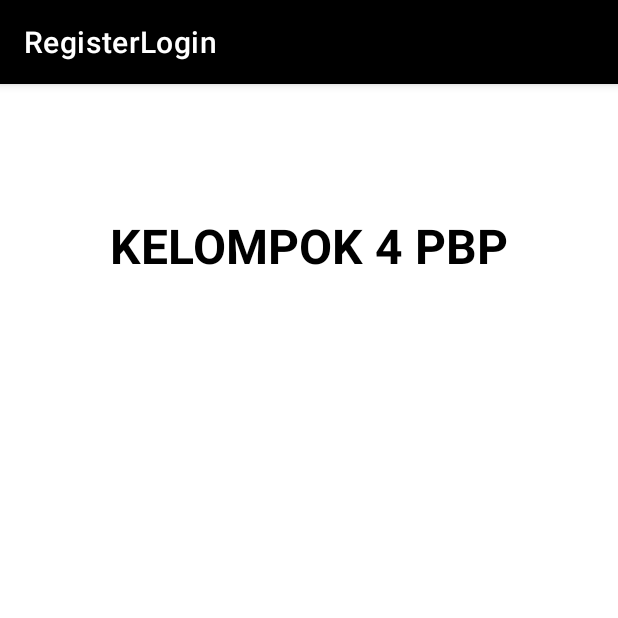
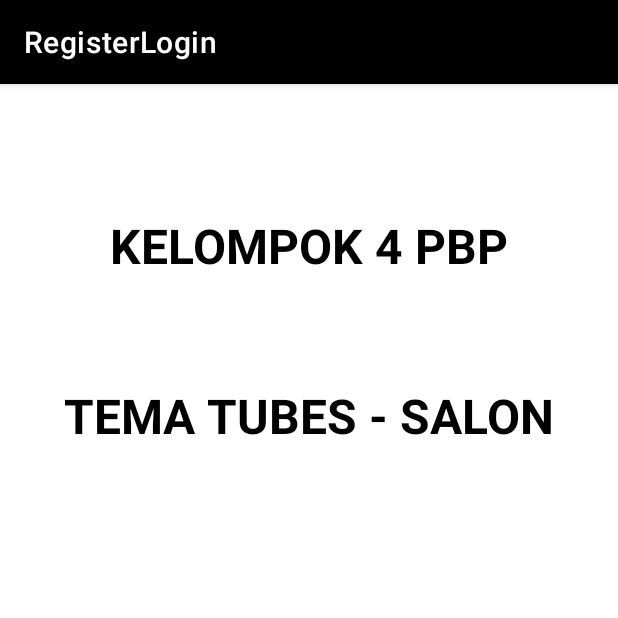
Before and after one commit to AdnSmile/RegisterLogin, an Android app: the MainActivity screen opened directly, with no data from a screen before it, on a phone screen of 412 x 824 dp, the top half of it. Run offline under Robolectric (Android 15) with nearby library versions, the phone set to English and light mode, and no system bars.

Commit message:
tambah textView di activity_main.xml

```diff
--- a/app/src/main/res/layout/activity_main.xml
+++ b/app/src/main/res/layout/activity_main.xml
@@ -20,4 +20,14 @@
         android:layout_marginTop="70dp"
         />
 
+    <TextView
+        android:layout_width="wrap_content"
+        android:layout_height="wrap_content"
+        android:text="TEMA TUBES - SALON"
+        android:textSize="32sp"
+        android:textColor="@color/black"
+        android:textStyle="bold"
+        android:layout_marginTop="70dp"
+        />
+
 </LinearLayout>
```
